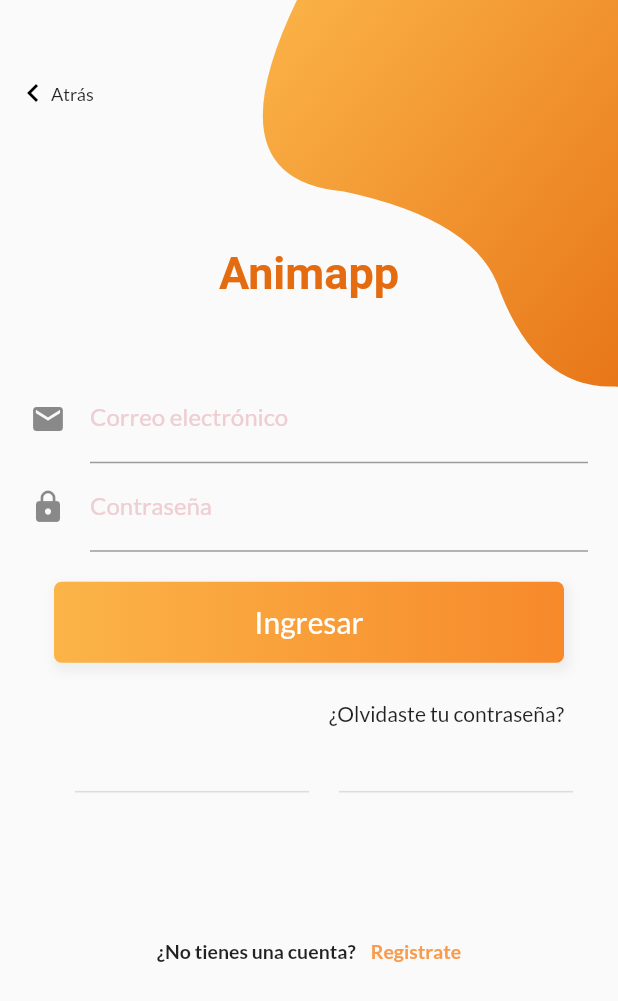
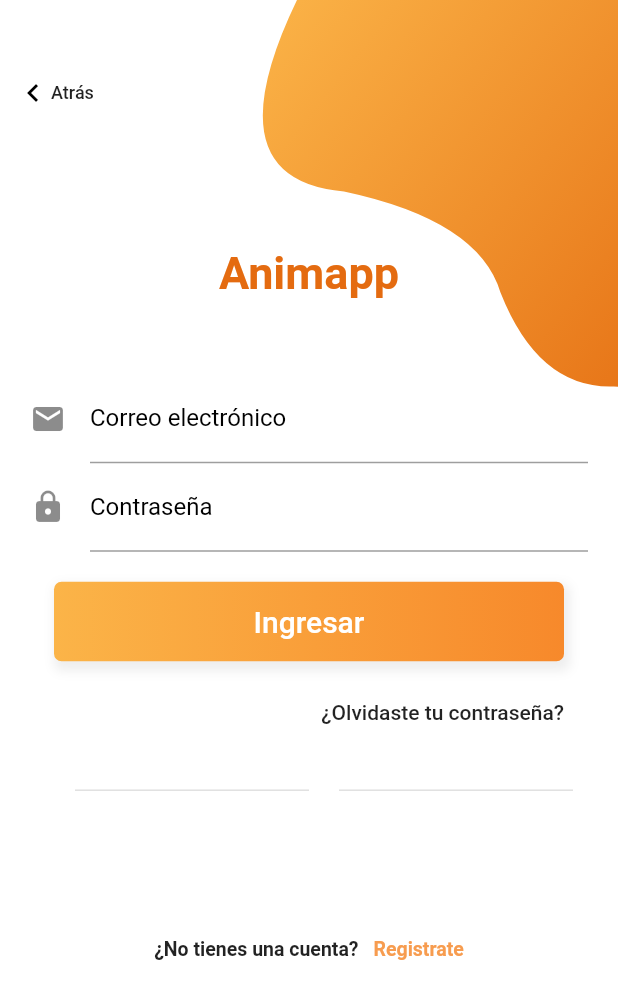
Before and after one commit to SergioMilagritoRiveros/App-Interactivas, a Flutter app: the screen it shows after launch, after a tap on "Ingresar", on a phone screen of 412 x 824 dp. Shown: the top 1001 px of the screen. Run offline on Flutter 3.47's test engine with Material 2 defaults, Android fonts, the phone set to English and light mode, and no system bars; our stand-ins replace google_fonts, google_maps_flutter, lite_rolling_switch, responsive_builder, shared_preferences; network calls fail.

Commit message:
changes style of theme data

```diff
--- a/lib/blocs/ThemeData.dart
+++ b/lib/blocs/ThemeData.dart
@@ -3,32 +3,27 @@ import 'dart:ui';
 import 'package:flutter/material.dart';
 import 'package:google_fonts/google_fonts.dart';
 
- class Styles {
+class Styles {
   static ThemeData themeData(bool isDarkTheme, BuildContext context) {
     final textTheme = Theme.of(context).textTheme;
+    print("si estoy entrando");
+    print("$isDarkTheme");
     return ThemeData(
-      primarySwatch: Colors.amber,
-      textTheme: GoogleFonts.latoTextTheme(textTheme).copyWith(
+      primarySwatch: Colors.amber, //esto ya esta
+      /* textTheme: GoogleFonts.latoTextTheme(textTheme).copyWith(
         bodyText1: GoogleFonts.montserrat(textStyle: textTheme.bodyText1),
-        ),
-      primaryColor: isDarkTheme ? Colors.grey : Colors.white,
-
-      backgroundColor: isDarkTheme ? Colors.grey[600] : Color(0xffF1F5FB),
-
-      indicatorColor: isDarkTheme ? Color(0xff0E1D36) : Color(0xffCBDCF8),
-      buttonColor: isDarkTheme ? Color(0xff3B3B3B) : Color(0xffF1F5FB),
-
-      hintColor: isDarkTheme ? Color(0xff280C0B) : Color(0xffEECED3),
-
-      highlightColor: isDarkTheme ? Color(0xff372901) : Color(0xffFCE192),
-      hoverColor: isDarkTheme ? Color(0xff3A3A3B) : Color(0xff4285F4),
-
-      focusColor: isDarkTheme ? Color(0xff0B2512) : Color(0xffA8DAB5),
+      ), */
+      primaryColor: isDarkTheme ? Colors.grey[700] : Colors.white, //ya esta
+      backgroundColor: isDarkTheme ? Colors.grey[600] : Color(0xffF1F5FB), //ya esta
+      indicatorColor: isDarkTheme ? Color(0xff0E1D36) : Color(0xffCBDCF8), //pendiente
+      scaffoldBackgroundColor: isDarkTheme ? Color(0xff120035) : Colors.white,
+      cursorColor: isDarkTheme ? Colors.white : Colors.black,
+      hintColor: isDarkTheme ? Colors.white : Colors.black,
       disabledColor: Colors.grey,
       textSelectionColor: isDarkTheme ? Colors.white : Colors.black,
-      cardColor: isDarkTheme ? Color(0xFF151515) : Colors.white,
-      canvasColor: isDarkTheme ? Colors.black : Colors.grey[50],
-      brightness: isDarkTheme ? Brightness.dark : Brightness.light,
+      textSelectionHandleColor: isDarkTheme ? Colors.white : Colors.black,
+      cardColor: isDarkTheme ? Color(0xFF9c9a9a) : Colors.white,
+      //brightness: isDarkTheme ? Brightness.dark : Brightness.light,
       buttonTheme: Theme.of(context).buttonTheme.copyWith(
           colorScheme: isDarkTheme ? ColorScheme.dark() : ColorScheme.light()),
       appBarTheme: AppBarTheme(
--- a/lib/views/forum_detail.dart
+++ b/lib/views/forum_detail.dart
@@ -115,6 +115,9 @@ class _ForumDetailState extends State<ForumDetail> {
           '${widget.forum.title}',
           style: TextStyle(fontSize: 24, fontWeight: FontWeight.bold),
           textAlign: TextAlign.center,
+        ),
+        SizedBox(
+          height: size.height / 40,
         ),
         Container(
           height: size.height / 5,
--- a/lib/views/whatAreYouSearchingFor.dart
+++ b/lib/views/whatAreYouSearchingFor.dart
@@ -114,7 +114,6 @@ class _WhatAreYouSearchingForState extends State<WhatAreYouSearchingFor> {
             textStyle: Theme.of(context).textTheme.display1,
             fontSize: 20,
             fontWeight: FontWeight.w700,
-            color: Colors.black,
           ),
         ),
       )
--- a/lib/widgets/InputWidget.dart
+++ b/lib/widgets/InputWidget.dart
@@ -42,7 +42,6 @@ class InputWidget extends StatelessWidget {
       icon: _icon,
       labelText: labelText,
       hintText: hintText,
-      fillColor: Colors.pink
     );
   }
 String validatorDefault(String value) => value.isEmpty ? validateText : null;
--- a/lib/widgets/NavDrawer.dart
+++ b/lib/widgets/NavDrawer.dart
@@ -28,8 +28,8 @@ class NavDrawer extends StatelessWidget {
               ),
             ),
           ),
-          Container(
-            padding: EdgeInsets.symmetric(horizontal: 50),
+          Padding(
+            padding: EdgeInsets.symmetric(horizontal: 80),
             child: LiteRollingSwitch(
               value: !themeChange.darkTheme,
               textOn: "Ligth",
```
